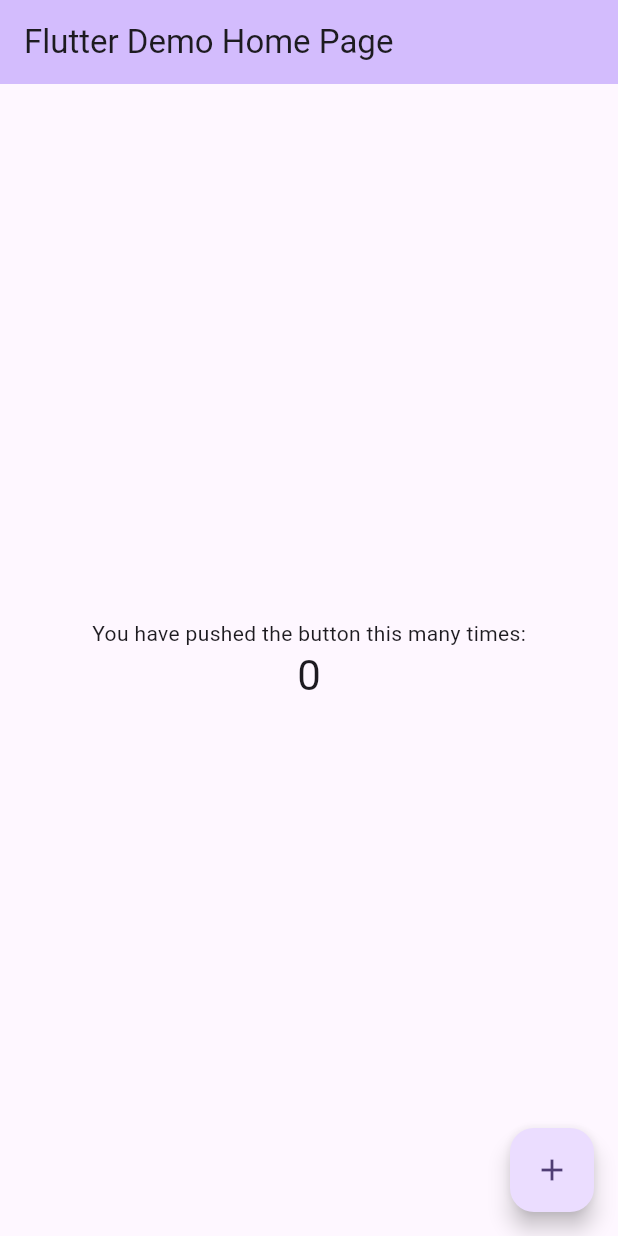
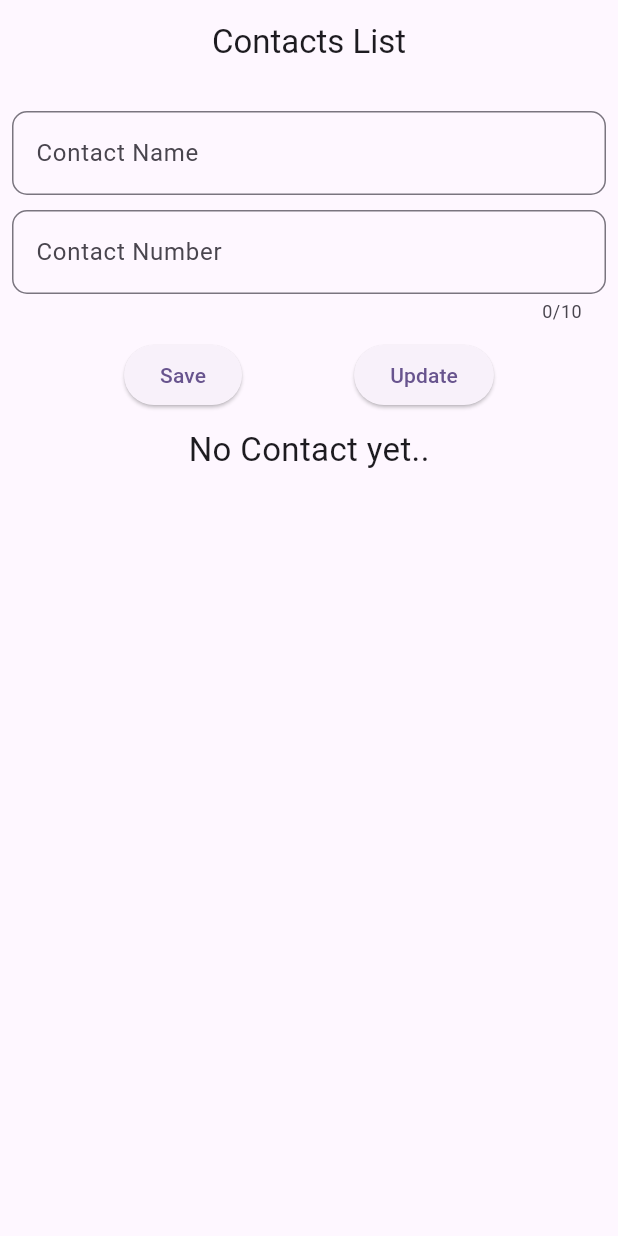
Before and after one commit to fmcarrero/myapp, a Flutter app: the screen it shows after launch, on a phone screen of 412 x 824 dp. Run offline on Flutter 3.47's test engine with Material 3 defaults, Android fonts, the phone set to English and light mode, and no system bars.

Commit message:
local data

```diff
--- /dev/null
+++ b/lib/contact.dart
@@ -0,0 +1,5 @@
+class Contact {
+  String name;
+  String contact;
+  Contact({required this.name, required this.contact});
+}
--- /dev/null
+++ b/lib/home_page.dart
@@ -0,0 +1,157 @@
+import 'package:flutter/material.dart';
+import 'package:myapp/contact.dart';
+
+class HomePage extends StatefulWidget {
+  const HomePage({super.key});
+
+
+  @override
+  State<HomePage> createState() => _HomePageState();
+}
+
+class _HomePageState extends State<HomePage> {
+  TextEditingController nameController = TextEditingController();
+  TextEditingController contactController = TextEditingController();
+  List<Contact> contacts = List.empty(growable: true);
+
+  int selectedIndex = -1;
+
+  @override
+  Widget build(BuildContext context) {
+    return Scaffold(
+      appBar: AppBar(
+        centerTitle: true,
+        title: const Text('Contacts List'),
+      ),
+      body: Padding(
+        padding: const EdgeInsets.all(8.0),
+        child: Column(
+          children: [
+            const SizedBox(height: 10),
+            TextField(
+              controller: nameController,
+              decoration: const InputDecoration(
+                  hintText: 'Contact Name',
+                  border: OutlineInputBorder(
+                      borderRadius: BorderRadius.all(
+                    Radius.circular(10),
+                  ))),
+            ),
+            const SizedBox(height: 10),
+            TextField(
+              controller: contactController,
+              keyboardType: TextInputType.number,
+              maxLength: 10,
+              decoration: const InputDecoration(
+                  hintText: 'Contact Number',
+                  border: OutlineInputBorder(
+                      borderRadius: BorderRadius.all(
+                    Radius.circular(10),
+                  ))),
+            ),
+            const SizedBox(height: 10),
+            Row(
+              mainAxisAlignment: MainAxisAlignment.spaceEvenly,
+              children: [
+                ElevatedButton(
+                    onPressed: () {
+                      //
+                      String name = nameController.text.trim();
+                      String contact = contactController.text.trim();
+                      if (name.isNotEmpty && contact.isNotEmpty) {
+                        setState(() {
+                          nameController.text = '';
+                          contactController.text = '';
+                          contacts.add(Contact(name: name, contact: contact));
+                        });
+                      }
+                      //
+                    },
+                    child: const Text('Save')),
+                ElevatedButton(
+                    onPressed: () {
+                      //
+                      String name = nameController.text.trim();
+                      String contact = contactController.text.trim();
+                      if (name.isNotEmpty && contact.isNotEmpty) {
+                        setState(() {
+                          nameController.text = '';
+                          contactController.text = '';
+                          contacts[selectedIndex].name = name;
+                          contacts[selectedIndex].contact = contact;
+                          selectedIndex = -1;
+                        });
+                      }
+                      //
+                    },
+                    child: const Text('Update')),
+              ],
+            ),
+            const SizedBox(height: 10),
+            contacts.isEmpty
+                ? const Text(
+                    'No Contact yet..',
+                    style: TextStyle(fontSize: 22),
+                  )
+                : Expanded(
+                    child: ListView.builder(
+                      itemCount: contacts.length,
+                      itemBuilder: (context, index) => getRow(index),
+                    ),
+                  )
+          ],
+        ),
+      ),
+    );
+  }
+
+  Widget getRow(int index) {
+    return Card(
+      child: ListTile(
+        leading: CircleAvatar(
+          backgroundColor:
+              index % 2 == 0 ? Colors.deepPurpleAccent : Colors.purple,
+          foregroundColor: Colors.white,
+          child: Text(
+            contacts[index].name[0],
+            style: const TextStyle(fontWeight: FontWeight.bold),
+          ),
+        ),
+        title: Column(
+          crossAxisAlignment: CrossAxisAlignment.start,
+          children: [
+            Text(
+              contacts[index].name,
+              style: const TextStyle(fontWeight: FontWeight.bold),
+            ),
+            Text(contacts[index].contact),
+          ],
+        ),
+        trailing: SizedBox(
+          width: 70,
+          child: Row(
+            children: [
+              InkWell(
+                  onTap: () {
+                    //
+                    nameController.text = contacts[index].name;
+                    contactController.text = contacts[index].contact;
+                    setState(() {
+                      selectedIndex = index;
+                    });
+                  },
+                  child: const Icon(Icons.edit)),
+              InkWell(
+                  onTap: (() {
+                    setState(() {
+                      contacts.removeAt(index);
+                    });
+                  }),
+                  child: const Icon(Icons.delete)),
+            ],
+          ),
+        ),
+      ),
+    );
+  }
+}
--- a/lib/main.dart
+++ b/lib/main.dart
@@ -1,4 +1,5 @@
 import 'package:flutter/material.dart';
+import 'package:myapp/home_page.dart';
 
 void main() {
   runApp(const MyApp());
@@ -7,11 +8,11 @@ void main() {
 class MyApp extends StatelessWidget {
   const MyApp({super.key});
 
-  // This widget is the root of your application.
   @override
   Widget build(BuildContext context) {
     return MaterialApp(
-      title: 'Flutter Demo',
+      title: 'Contacts List',
+      debugShowCheckedModeBanner: false,
       theme: ThemeData(
         // This is the theme of your application.
         //
@@ -31,95 +32,7 @@ class MyApp extends StatelessWidget {
         colorScheme: ColorScheme.fromSeed(seedColor: Colors.deepPurple),
         useMaterial3: true,
       ),
-      home: const MyHomePage(title: 'Flutter Demo Home Page'),
+      home: const HomePage(),
     );
   }
 }
-
-class MyHomePage extends StatefulWidget {
-  const MyHomePage({super.key, required this.title});
-
-  // This widget is the home page of your application. It is stateful, meaning
-  // that it has a State object (defined below) that contains fields that affect
-  // how it looks.
-
-  // This class is the configuration for the state. It holds the values (in this
-  // case the title) provided by the parent (in this case the App widget) and
-  // used by the build method of the State. Fields in a Widget subclass are
-  // always marked "final".
-
-  final String title;
-
-  @override
-  State<MyHomePage> createState() => _MyHomePageState();
-}
-
-class _MyHomePageState extends State<MyHomePage> {
-  int _counter = 0;
-
-  void _incrementCounter() {
-    setState(() {
-      // This call to setState tells the Flutter framework that something has
-      // changed in this State, which causes it to rerun the build method below
-      // so that the display can reflect the updated values. If we changed
-      // _counter without calling setState(), then the build method would not be
-      // called again, and so nothing would appear to happen.
-      _counter++;
-    });
-  }
-
-  @override
-  Widget build(BuildContext context) {
-    // This method is rerun every time setState is called, for instance as done
-    // by the _incrementCounter method above.
-    //
-    // The Flutter framework has been optimized to make rerunning build methods
-    // fast, so that you can just rebuild anything that needs updating rather
-    // than having to individually change instances of widgets.
-    return Scaffold(
-      appBar: AppBar(
-        // TRY THIS: Try changing the color here to a specific color (to
-        // Colors.amber, perhaps?) and trigger a hot reload to see the AppBar
-        // change color while the other colors stay the same.
-        backgroundColor: Theme.of(context).colorScheme.inversePrimary,
-        // Here we take the value from the MyHomePage object that was created by
-        // the App.build method, and use it to set our appbar title.
-        title: Text(widget.title),
-      ),
-      body: Center(
-        // Center is a layout widget. It takes a single child and positions it
-        // in the middle of the parent.
-        child: Column(
-          // Column is also a layout widget. It takes a list of children and
-          // arranges them vertically. By default, it sizes itself to fit its
-          // children horizontally, and tries to be as tall as its parent.
-          //
-          // Column has various properties to control how it sizes itself and
-          // how it positions its children. Here we use mainAxisAlignment to
-          // center the children vertically; the main axis here is the vertical
-          // axis because Columns are vertical (the cross axis would be
-          // horizontal).
-          //
-          // TRY THIS: Invoke "debug painting" (choose the "Toggle Debug Paint"
-          // action in the IDE, or press "p" in the console), to see the
-          // wireframe for each widget.
-          mainAxisAlignment: MainAxisAlignment.center,
-          children: <Widget>[
-            const Text(
-              'You have pushed the button this many times:',
-            ),
-            Text(
-              '$_counter',
-              style: Theme.of(context).textTheme.headlineMedium,
-            ),
-          ],
-        ),
-      ),
-      floatingActionButton: FloatingActionButton(
-        onPressed: _incrementCounter,
-        tooltip: 'Increment',
-        child: const Icon(Icons.add),
-      ), // This trailing comma makes auto-formatting nicer for build methods.
-    );
-  }
-}
```
